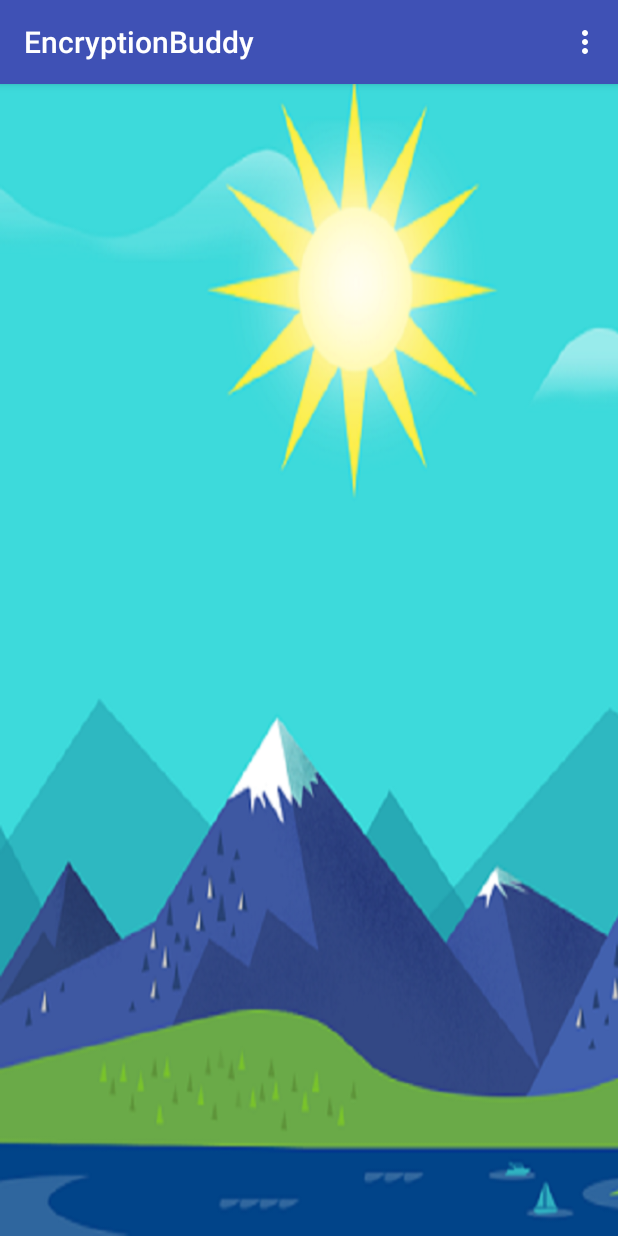
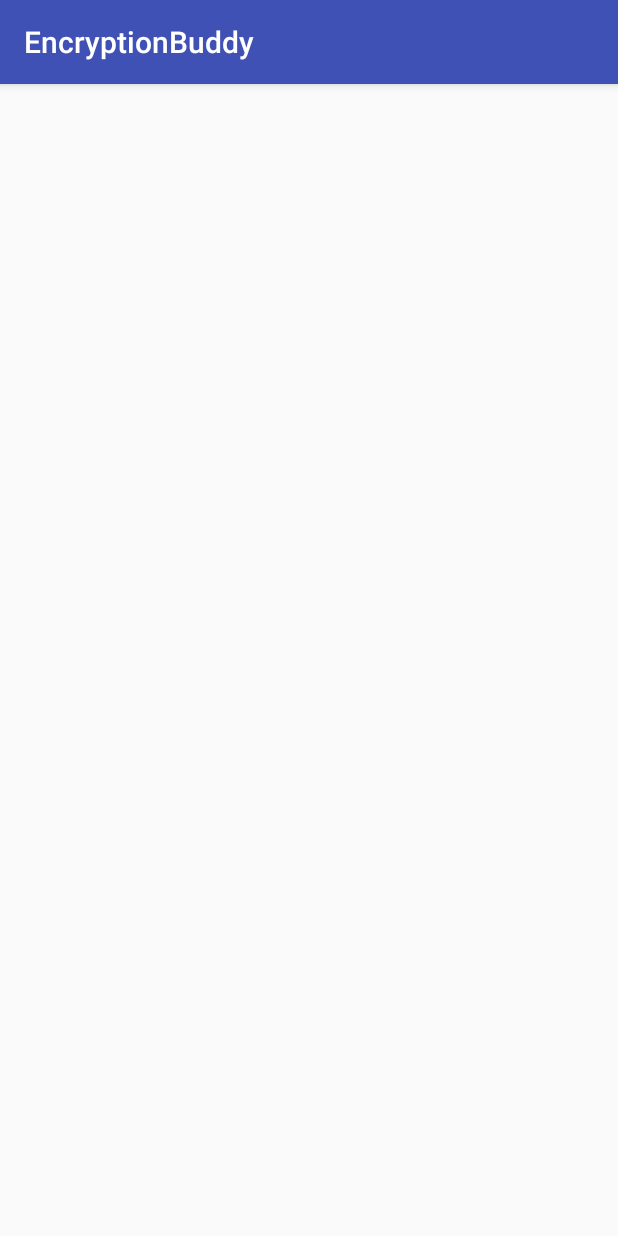
Before and after one commit to ReesRingrose/EncryptionBuddy3, an Android app: the screen it shows after launch (MainActivity before the commit, HomeActivity after it), on a phone screen of 412 x 824 dp. Run offline under Robolectric (Android 15) with nearby library versions, the phone set to English and light mode, and no system bars.

Commit message:
added loadscreen to app

```diff
--- a/app/src/main/AndroidManifest.xml
+++ b/app/src/main/AndroidManifest.xml
@@ -18,8 +18,9 @@
                 <category android:name="android.intent.category.LAUNCHER" />
             </intent-filter>
         </activity>
-            <activity android:name=".SecondScreen"  />
-        <activity android:name=".decrypt"/>
+        <activity android:name=".SecondScreen" />
+        <activity android:name=".decrypt" />
+        <activity android:name=".HomeActivity"></activity>
     </application>
 
 </manifest>
--- /dev/null
+++ b/app/src/main/java/comreesringrose/httpsgithub/encryptionbuddy/HomeActivity.java
@@ -0,0 +1,13 @@
+package comreesringrose.httpsgithub.encryptionbuddy;
+
+import android.support.v7.app.AppCompatActivity;
+import android.os.Bundle;
+
+public class HomeActivity extends AppCompatActivity {
+
+    @Override
+    protected void onCreate(Bundle savedInstanceState) {
+        super.onCreate(savedInstanceState);
+        setContentView(R.layout.activity_home1);
+    }
+}
--- a/app/src/main/java/comreesringrose/httpsgithub/encryptionbuddy/MainActivity.java
+++ b/app/src/main/java/comreesringrose/httpsgithub/encryptionbuddy/MainActivity.java
@@ -12,15 +12,26 @@ import android.view.View;
 import android.view.Menu;
 import android.view.MenuItem;
 import android.widget.RelativeLayout;
-
+import android.os.Handler;
 public class MainActivity extends AppCompatActivity {
 
+    private static int SPLASH_TIME_OUT = 4000;
     @Override
     protected void onCreate(Bundle savedInstanceState) {
         super.onCreate(savedInstanceState);
         setContentView(R.layout.activity_main);
         Toolbar toolbar = (Toolbar) findViewById(R.id.toolbar);
         setSupportActionBar(toolbar);
+        new Handler().postDelayed(new Runnable()
+        {
+            @Override
+            public void run() {
+
+                Intent homeIntent = new Intent(MainActivity.this,HomeActivity.class);
+                startActivity(homeIntent);
+                finish();
+            }
+        },SPLASH_TIME_OUT);
 
         /*
         FloatingActionButton fab = (FloatingActionButton) findViewById(R.id.fab);
--- /dev/null
+++ b/app/src/main/res/layout/activity_home1.xml
@@ -0,0 +1,13 @@
+<?xml version="1.0" encoding="utf-8"?>
+<RelativeLayout xmlns:android="http://schemas.android.com/apk/res/android"
+    xmlns:tools="http://schemas.android.com/tools"
+    android:id="@+id/activity_home1"
+    android:layout_width="match_parent"
+    android:layout_height="match_parent"
+    android:paddingBottom="@dimen/activity_vertical_margin"
+    android:paddingLeft="@dimen/activity_horizontal_margin"
+    android:paddingRight="@dimen/activity_horizontal_margin"
+    android:paddingTop="@dimen/activity_vertical_margin"
+    tools:context="comreesringrose.httpsgithub.encryptionbuddy.HomeActivity">
+
+</RelativeLayout>
--- a/app/src/main/res/layout/activity_main.xml
+++ b/app/src/main/res/layout/activity_main.xml
@@ -25,7 +25,7 @@
     <LinearLayout
         android:orientation="horizontal"
         android:layout_width="match_parent"
-        android:layout_height="match_parent">
+        android:layout_height="616dp">
 
 
     </LinearLayout>
```
Also changed, not shown: app/src/main/res/layout/activity_home.xml (added, +13 -0 lines), 1 other file.
